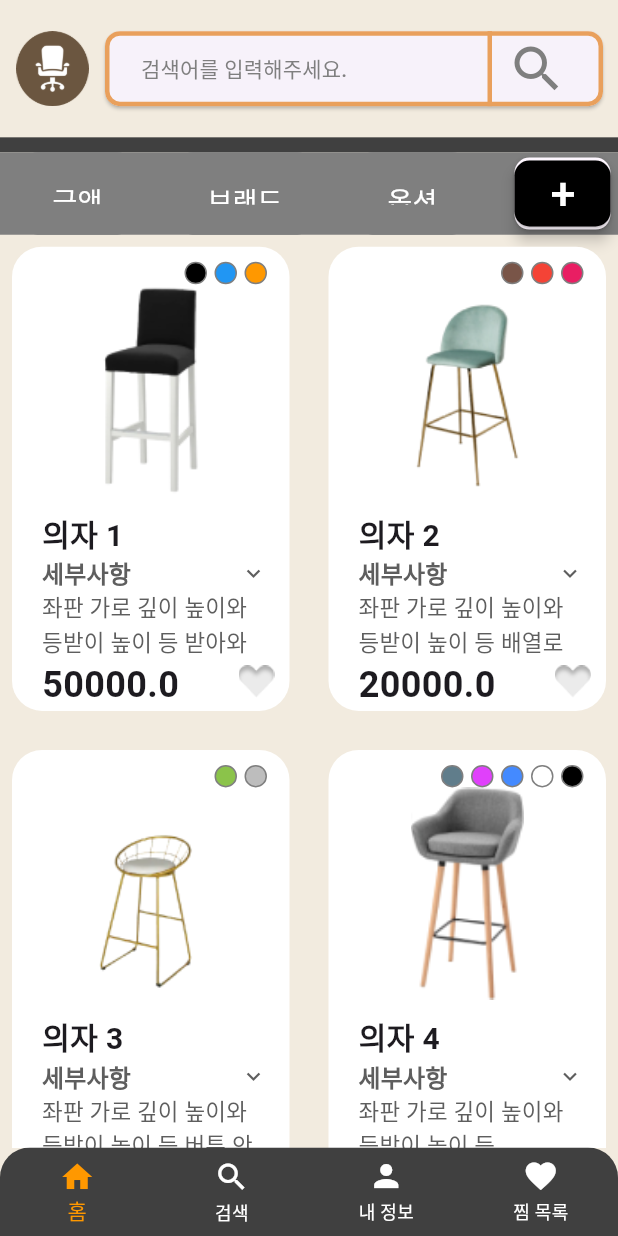
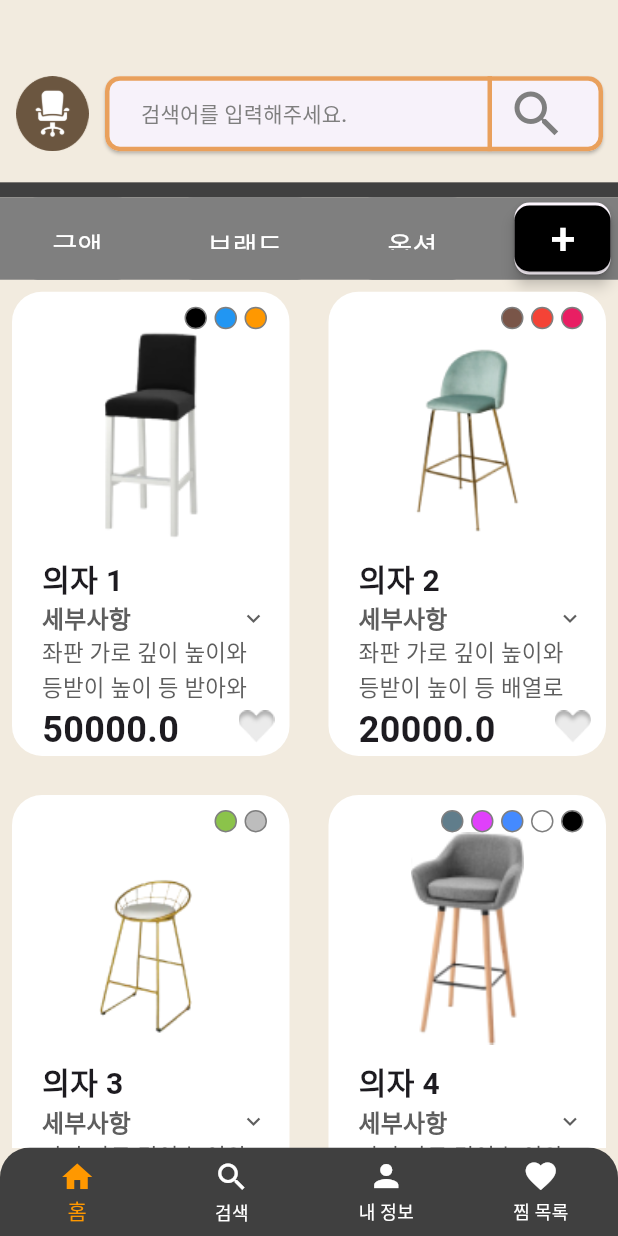
Before and after one commit to FUlcho23/ChairTeamProject, a Flutter app: the screen it shows after launch, after a tap on "로그인", on a phone screen of 412 x 824 dp. Run offline on Flutter 3.47's test engine with Material 3 defaults, Android fonts, the phone set to English and light mode, and no system bars.

Commit message:
홈(first)페이지 추가 상단 사이즈박스 추가

```diff
--- a/lib/firstpage.dart
+++ b/lib/firstpage.dart
@@ -40,6 +40,7 @@ class _FirstPage extends State<FirstPage> {
         body: SingleChildScrollView(
           child: Column(
             children: [
+              SizedBox(height: 30,),
             // 아이콘 + 검색창 위젯
             Container(
               height: MediaQuery.of(context).size.height * 1 / 9,
```
